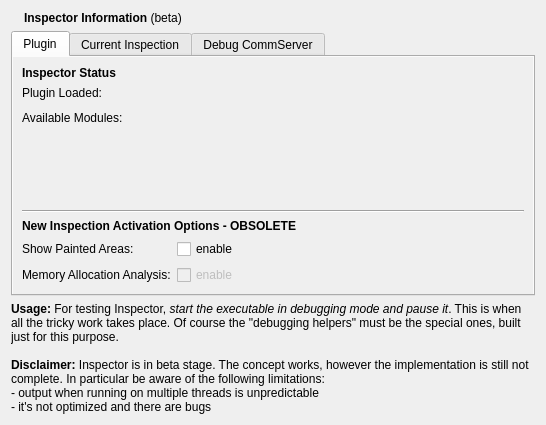
enricoros/k-qt-creator-inspector, file src/plugins/inspector/nokiaqtframework/info/infopanel.ui: the form before one commit.
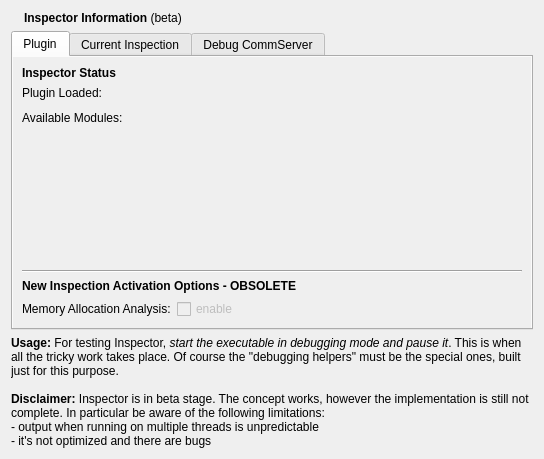
The form after the commit. Icons and pictures are not drawn.

Commit message: Inspector: adding "Debug painted areas" - removed probe startup flags

What changed in the file:
```diff
--- a/src/plugins/inspector/nokiaqtframework/info/infopanel.ui
+++ b/src/plugins/inspector/nokiaqtframework/info/infopanel.ui
@@ -7,8 +7,8 @@
    <rect>
     <x>0</x>
     <y>0</y>
-    <width>546</width>
-    <height>425</height>
+    <width>544</width>
+    <height>459</height>
    </rect>
   </property>
   <property name="windowTitle">
@@ -142,27 +142,13 @@
         </widget>
        </item>
        <item row="5" column="0">
-        <widget class="QLabel" name="label_14">
-         <property name="text">
-          <string>Show Painted Areas:</string>
-         </property>
-        </widget>
-       </item>
-       <item row="5" column="1">
-        <widget class="QCheckBox" name="paintBox">
-         <property name="text">
-          <string>enable</string>
-         </property>
-        </widget>
-       </item>
-       <item row="6" column="0">
         <widget class="QLabel" name="label_15">
          <property name="text">
           <string>Memory Allocation Analysis:</string>
          </property>
         </widget>
        </item>
-       <item row="6" column="1">
+       <item row="5" column="1">
         <widget class="QCheckBox" name="mallocBox">
          <property name="enabled">
           <bool>false</bool>
```
The commit also changes 15 other files.
